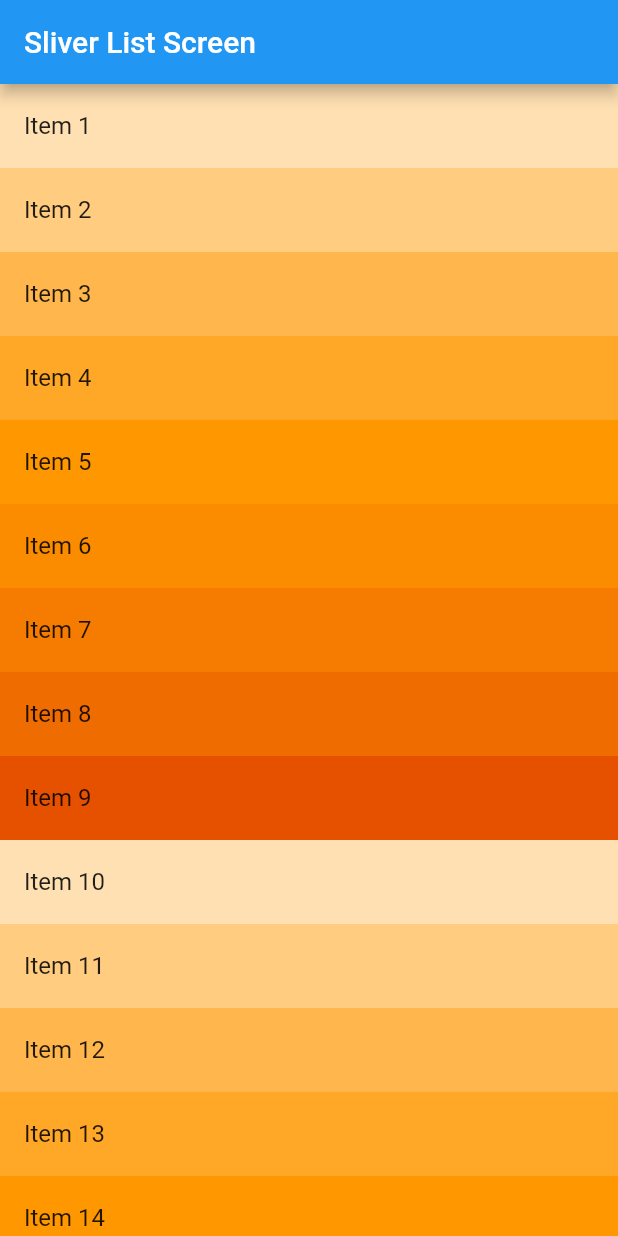
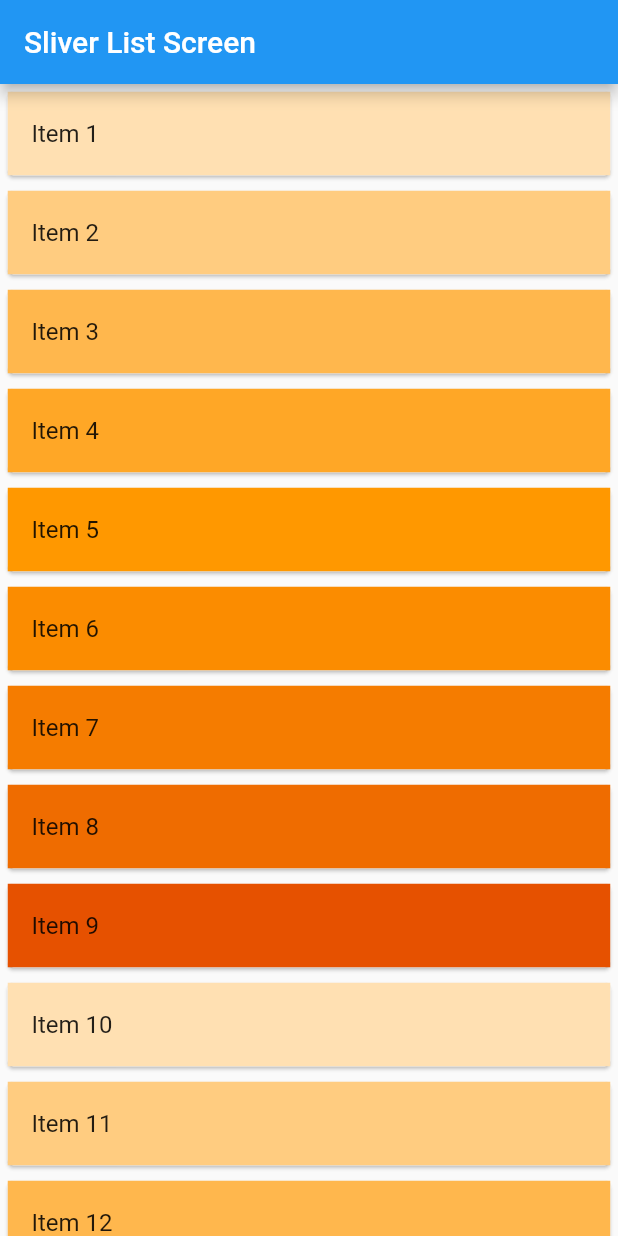
Before and after one commit to mdminhaziftekhar/Flutter-Widget-learning, a Flutter app: the screen it shows after launch, on a phone screen of 412 x 824 dp. Run offline on Flutter 3.47's test engine with Material 2 defaults, Android fonts, the light colour scheme and no system bars.

Commit message:
SliverList Widget

```diff
--- a/lib/screens/sliver_list.dart
+++ b/lib/screens/sliver_list.dart
@@ -14,12 +14,17 @@ class SliverListScreen extends StatelessWidget {
           SliverList(
 
             delegate: SliverChildBuilderDelegate((context, index) {
-              return ListTile(
+              return Card(
+              margin: const EdgeInsets.all(5.0),
+                child: ListTile(
 
-                title: Text('Item ${index + 1}'),
-                tileColor: Colors.orange[100 * (index % 9 + 1)],
+                  title: Text('Item ${index + 1}'),
+                  tileColor: Colors.orange[100 * (index % 9 + 1)],
+                ),
               );
-            }),
+            },
+              childCount: 200,
+            ),
           ),
         ],
       ),
```
